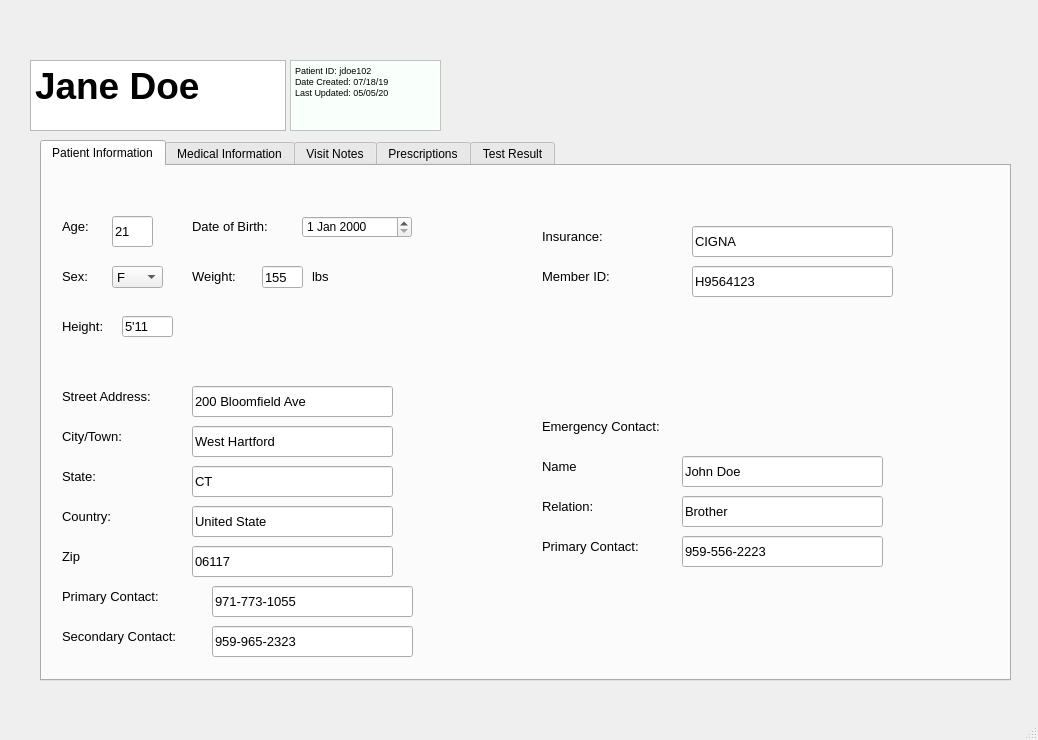
congnguyen53/FantasticFour, file UIFile/PatientProfile.ui: the form before one commit.
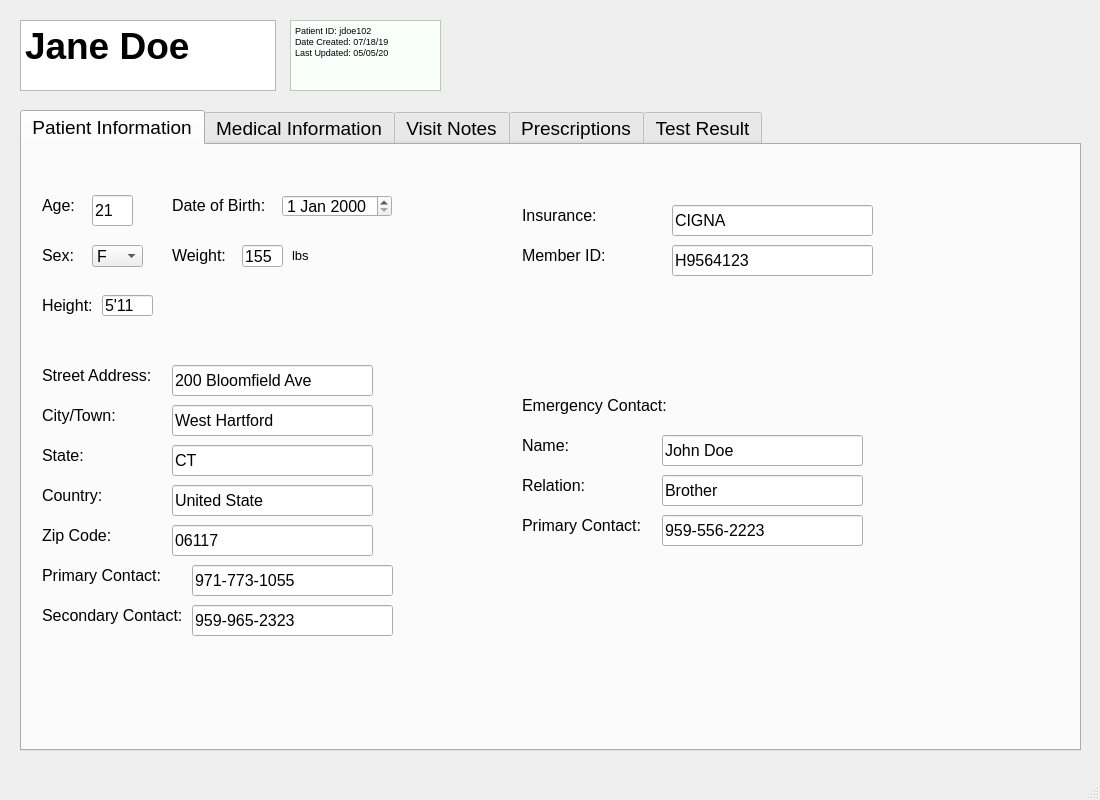
The form after the commit. The open tabs and pages were chosen to show the change.

Patch:
```diff
--- a/UIFile/PatientProfile.ui
+++ b/UIFile/PatientProfile.ui
@@ -6,10 +6,22 @@
    <rect>
     <x>0</x>
     <y>0</y>
-    <width>1038</width>
-    <height>740</height>
+    <width>1100</width>
+    <height>800</height>
    </rect>
   </property>
+  <property name="minimumSize">
+   <size>
+    <width>1100</width>
+    <height>800</height>
+   </size>
+  </property>
+  <property name="maximumSize">
+   <size>
+    <width>1100</width>
+    <height>800</height>
+   </size>
+  </property>
   <property name="windowTitle">
    <string>MainWindow</string>
   </property>
@@ -17,8 +29,8 @@
    <widget class="QTextBrowser" name="textBrowser">
     <property name="geometry">
      <rect>
-      <x>30</x>
-      <y>60</y>
+      <x>20</x>
+      <y>20</y>
       <width>256</width>
       <height>71</height>
      </rect>
@@ -27,7 +39,7 @@
      <string>&lt;!DOCTYPE HTML PUBLIC &quot;-//W3C//DTD HTML 4.0//EN&quot; &quot;http://www.w3.org/TR/REC-html40/strict.dtd&quot;&gt;
 &lt;html&gt;&lt;head&gt;&lt;meta name=&quot;qrichtext&quot; content=&quot;1&quot; /&gt;&lt;style type=&quot;text/css&quot;&gt;
 p, li { white-space: pre-wrap; }
-&lt;/style&gt;&lt;/head&gt;&lt;body style=&quot; font-family:'MS Shell Dlg 2'; font-size:7.8pt; font-weight:400; font-style:normal;&quot;&gt;
+&lt;/style&gt;&lt;/head&gt;&lt;body style=&quot; font-family:'MS Shell Dlg 2'; font-size:8.25pt; font-weight:400; font-style:normal;&quot;&gt;
 &lt;p style=&quot; margin-top:0px; margin-bottom:0px; margin-left:0px; margin-right:0px; -qt-block-indent:0; text-indent:0px;&quot;&gt;&lt;span style=&quot; font-size:28pt; font-weight:600;&quot;&gt;Jane Doe&lt;/span&gt;&lt;/p&gt;&lt;/body&gt;&lt;/html&gt;</string>
     </property>
    </widget>
@@ -35,7 +47,7 @@
     <property name="geometry">
      <rect>
       <x>290</x>
-      <y>60</y>
+      <y>20</y>
       <width>151</width>
       <height>71</height>
      </rect>
@@ -47,7 +59,7 @@
      <string>&lt;!DOCTYPE HTML PUBLIC &quot;-//W3C//DTD HTML 4.0//EN&quot; &quot;http://www.w3.org/TR/REC-html40/strict.dtd&quot;&gt;
 &lt;html&gt;&lt;head&gt;&lt;meta name=&quot;qrichtext&quot; content=&quot;1&quot; /&gt;&lt;style type=&quot;text/css&quot;&gt;
 p, li { white-space: pre-wrap; }
-&lt;/style&gt;&lt;/head&gt;&lt;body style=&quot; font-family:'MS Shell Dlg 2'; font-size:7.8pt; font-weight:400; font-style:normal;&quot;&gt;
+&lt;/style&gt;&lt;/head&gt;&lt;body style=&quot; font-family:'MS Shell Dlg 2'; font-size:8.25pt; font-weight:400; font-style:normal;&quot;&gt;
 &lt;p style=&quot; margin-top:0px; margin-bottom:0px; margin-left:0px; margin-right:0px; -qt-block-indent:0; text-indent:0px;&quot;&gt;&lt;span style=&quot; font-size:7pt;&quot;&gt;Patient ID: jdoe102&lt;/span&gt;&lt;/p&gt;
 &lt;p style=&quot; margin-top:0px; margin-bottom:0px; margin-left:0px; margin-right:0px; -qt-block-indent:0; text-indent:0px;&quot;&gt;&lt;span style=&quot; font-size:7pt;&quot;&gt;Date Created: 07/18/19&lt;/span&gt;&lt;/p&gt;
 &lt;p style=&quot; margin-top:0px; margin-bottom:0px; margin-left:0px; margin-right:0px; -qt-block-indent:0; text-indent:0px;&quot;&gt;&lt;span style=&quot; font-size:7pt;&quot;&gt;Last Updated: 05/05/20&lt;/span&gt;&lt;/p&gt;
@@ -57,12 +69,29 @@
    <widget class="QTabWidget" name="tab">
     <property name="geometry">
      <rect>
-      <x>40</x>
-      <y>140</y>
-      <width>971</width>
-      <height>541</height>
+      <x>20</x>
+      <y>110</y>
+      <width>1061</width>
+      <height>641</height>
      </rect>
     </property>
+    <property name="minimumSize">
+     <size>
+      <width>1061</width>
+      <height>641</height>
+     </size>
+    </property>
+    <property name="maximumSize">
+     <size>
+      <width>1061</width>
+      <height>641</height>
+     </size>
+    </property>
+    <property name="font">
+     <font>
+      <pointsize>14</pointsize>
+     </font>
+    </property>
     <property name="currentIndex">
      <number>0</number>
     </property>
@@ -84,7 +113,7 @@
       </property>
       <property name="font">
        <font>
-        <pointsize>10</pointsize>
+        <pointsize>12</pointsize>
        </font>
       </property>
       <property name="text">
@@ -103,7 +132,7 @@
       <property name="font">
        <font>
         <family>MS Shell Dlg 2</family>
-        <pointsize>10</pointsize>
+        <pointsize>12</pointsize>
         <weight>50</weight>
         <bold>false</bold>
        </font>
@@ -124,7 +153,7 @@
       <property name="font">
        <font>
         <family>MS Shell Dlg 2</family>
-        <pointsize>10</pointsize>
+        <pointsize>12</pointsize>
         <weight>50</weight>
         <bold>false</bold>
        </font>
@@ -145,7 +174,7 @@
       <property name="font">
        <font>
         <family>MS Shell Dlg 2</family>
-        <pointsize>10</pointsize>
+        <pointsize>12</pointsize>
         <weight>50</weight>
         <bold>false</bold>
        </font>
@@ -166,7 +195,7 @@
       <property name="font">
        <font>
         <family>MS Shell Dlg 2</family>
-        <pointsize>10</pointsize>
+        <pointsize>12</pointsize>
         <weight>50</weight>
         <bold>false</bold>
        </font>
@@ -186,7 +215,7 @@
       </property>
       <property name="font">
        <font>
-        <pointsize>10</pointsize>
+        <pointsize>12</pointsize>
        </font>
       </property>
       <property name="text">
@@ -226,7 +255,7 @@
       <property name="font">
        <font>
         <family>MS Shell Dlg 2</family>
-        <pointsize>10</pointsize>
+        <pointsize>12</pointsize>
         <weight>50</weight>
         <bold>false</bold>
        </font>
@@ -246,7 +275,7 @@
       </property>
       <property name="font">
        <font>
-        <pointsize>10</pointsize>
+        <pointsize>12</pointsize>
        </font>
       </property>
       <property name="text">
@@ -265,7 +294,7 @@
       <property name="font">
        <font>
         <family>MS Shell Dlg 2</family>
-        <pointsize>10</pointsize>
+        <pointsize>12</pointsize>
         <weight>50</weight>
         <bold>false</bold>
        </font>
@@ -285,7 +314,7 @@
       </property>
       <property name="font">
        <font>
-        <pointsize>10</pointsize>
+        <pointsize>12</pointsize>
        </font>
       </property>
       <property name="text">
@@ -304,7 +333,7 @@
       <property name="font">
        <font>
         <family>MS Shell Dlg 2</family>
-        <pointsize>10</pointsize>
+        <pointsize>12</pointsize>
         <weight>50</weight>
         <bold>false</bold>
        </font>
@@ -324,7 +353,7 @@
       </property>
       <property name="font">
        <font>
-        <pointsize>10</pointsize>
+        <pointsize>12</pointsize>
        </font>
       </property>
       <property name="text">
@@ -343,7 +372,7 @@
       <property name="font">
        <font>
         <family>MS Shell Dlg 2</family>
-        <pointsize>10</pointsize>
+        <pointsize>12</pointsize>
         <weight>50</weight>
         <bold>false</bold>
        </font>
@@ -363,7 +392,7 @@
       </property>
       <property name="font">
        <font>
-        <pointsize>10</pointsize>
+        <pointsize>12</pointsize>
        </font>
       </property>
       <property name="text">
@@ -382,7 +411,7 @@
       <property name="font">
        <font>
         <family>MS Shell Dlg 2</family>
-        <pointsize>10</pointsize>
+        <pointsize>12</pointsize>
         <weight>50</weight>
         <bold>false</bold>
        </font>
@@ -402,7 +431,7 @@
       </property>
       <property name="font">
        <font>
-        <pointsize>10</pointsize>
+        <pointsize>12</pointsize>
        </font>
       </property>
       <property name="text">
@@ -420,7 +449,7 @@
       </property>
       <property name="font">
        <font>
-        <pointsize>10</pointsize>
+        <pointsize>12</pointsize>
        </font>
       </property>
       <property name="text">
@@ -439,7 +468,7 @@
       <property name="font">
        <font>
         <family>MS Shell Dlg 2</family>
-        <pointsize>10</pointsize>
+        <pointsize>12</pointsize>
         <weight>50</weight>
         <bold>false</bold>
        </font>
@@ -459,7 +488,7 @@
       </property>
       <property name="font">
        <font>
-        <pointsize>10</pointsize>
+        <pointsize>12</pointsize>
        </font>
       </property>
       <property name="text">
@@ -478,7 +507,7 @@
       <property name="font">
        <font>
         <family>MS Shell Dlg 2</family>
-        <pointsize>10</pointsize>
+        <pointsize>12</pointsize>
         <weight>50</weight>
         <bold>false</bold>
        </font>
@@ -498,7 +527,7 @@
       </property>
       <property name="font">
        <font>
-        <pointsize>10</pointsize>
+        <pointsize>12</pointsize>
        </font>
       </property>
       <property name="text">
@@ -516,7 +545,7 @@
       </property>
       <property name="font">
        <font>
-        <pointsize>10</pointsize>
+        <pointsize>12</pointsize>
        </font>
       </property>
       <property name="text">
@@ -535,7 +564,7 @@
       <property name="font">
        <font>
         <family>MS Shell Dlg 2</family>
-        <pointsize>10</pointsize>
+        <pointsize>12</pointsize>
         <weight>50</weight>
         <bold>false</bold>
        </font>
@@ -556,7 +585,7 @@
       <property name="font">
        <font>
         <family>MS Shell Dlg 2</family>
-        <pointsize>10</pointsize>
+        <pointsize>12</pointsize>
         <weight>50</weight>
         <bold>false</bold>
        </font>
@@ -577,13 +606,13 @@
       <property name="font">
        <font>
         <family>MS Shell Dlg 2</family>
-        <pointsize>10</pointsize>
+        <pointsize>12</pointsize>
         <weight>50</weight>
         <bold>false</bold>
        </font>
       </property>
       <property name="text">
-       <string>Name</string>
+       <string>Name:</string>
       </property>
      </widget>
      <widget class="QLineEdit" name="lineEdit_13">
@@ -597,7 +626,7 @@
       </property>
       <property name="font">
        <font>
-        <pointsize>10</pointsize>
+        <pointsize>12</pointsize>
        </font>
       </property>
       <property name="text">
@@ -616,7 +645,7 @@
       <property name="font">
        <font>
         <family>MS Shell Dlg 2</family>
-        <pointsize>10</pointsize>
+        <pointsize>12</pointsize>
         <weight>50</weight>
         <bold>false</bold>
        </font>
@@ -636,7 +665,7 @@
       </property>
       <property name="font">
        <font>
-        <pointsize>10</pointsize>
+        <pointsize>12</pointsize>
        </font>
       </property>
       <property name="text">
@@ -655,7 +684,7 @@
       <property name="font">
        <font>
         <family>MS Shell Dlg 2</family>
-        <pointsize>10</pointsize>
+        <pointsize>12</pointsize>
         <weight>50</weight>
         <bold>false</bold>
        </font>
@@ -675,7 +704,7 @@
       </property>
       <property name="font">
        <font>
-        <pointsize>10</pointsize>
+        <pointsize>12</pointsize>
        </font>
       </property>
       <property name="text">
@@ -694,7 +723,7 @@
       <property name="font">
        <font>
         <family>MS Shell Dlg 2</family>
-        <pointsize>10</pointsize>
+        <pointsize>12</pointsize>
         <weight>50</weight>
         <bold>false</bold>
        </font>
@@ -714,7 +743,7 @@
       </property>
       <property name="font">
        <font>
-        <pointsize>10</pointsize>
+        <pointsize>12</pointsize>
        </font>
       </property>
       <item>
@@ -737,6 +766,11 @@
         <height>22</height>
        </rect>
       </property>
+      <property name="font">
+       <font>
+        <pointsize>12</pointsize>
+       </font>
+      </property>
      </widget>
      <widget class="QLineEdit" name="lineEdit_40">
       <property name="geometry">
@@ -749,7 +783,7 @@
       </property>
       <property name="font">
        <font>
-        <pointsize>10</pointsize>
+        <pointsize>12</pointsize>
        </font>
       </property>
       <property name="text">
@@ -768,13 +802,13 @@
       <property name="font">
        <font>
         <family>MS Shell Dlg 2</family>
-        <pointsize>10</pointsize>
+        <pointsize>12</pointsize>
         <weight>50</weight>
         <bold>false</bold>
        </font>
       </property>
       <property name="text">
-       <string>Zip</string>
+       <string>Zip Code:</string>
       </property>
      </widget>
     </widget>
```
Left out of the diff: 245 changed lines with no effect on the pictures.
